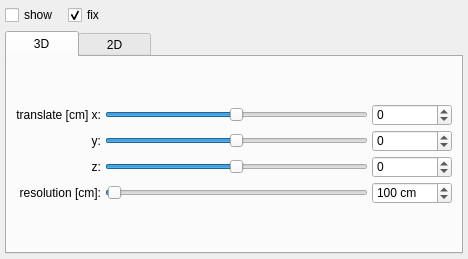
The window that src/ui/main-windows/alignmentGridBox.ui (ped-dyn-emp/PeTrack) describes before a commit, drawn with Qt 5.
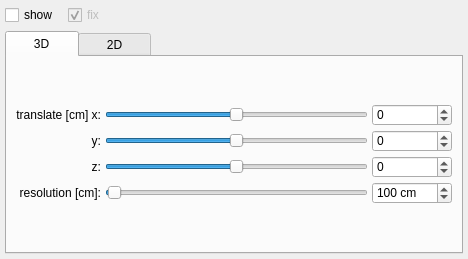
The same window after the commit. Custom widgets are drawn as their Qt base class.

Patch:
```diff
--- a/src/ui/main-windows/alignmentGridBox.ui
+++ b/src/ui/main-windows/alignmentGridBox.ui
@@ -64,6 +64,9 @@
      </item>
      <item>
       <widget class="QCheckBox" name="gridFix">
+       <property name="enabled">
+        <bool>false</bool>
+       </property>
        <property name="maximumSize">
         <size>
          <width>16777215</width>
```
